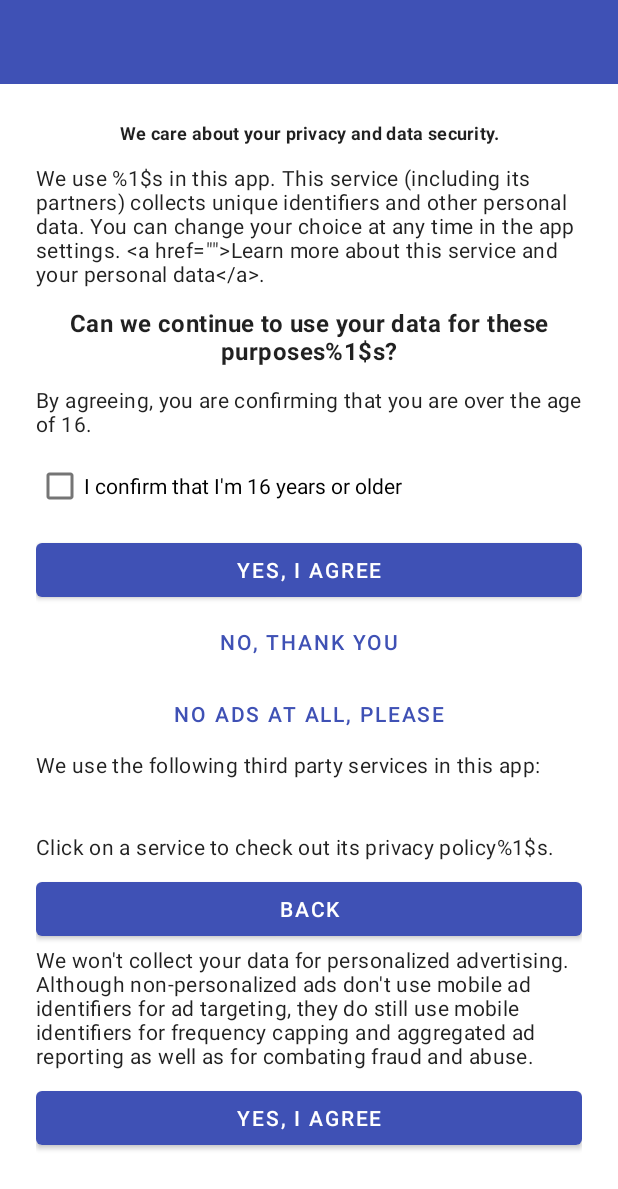
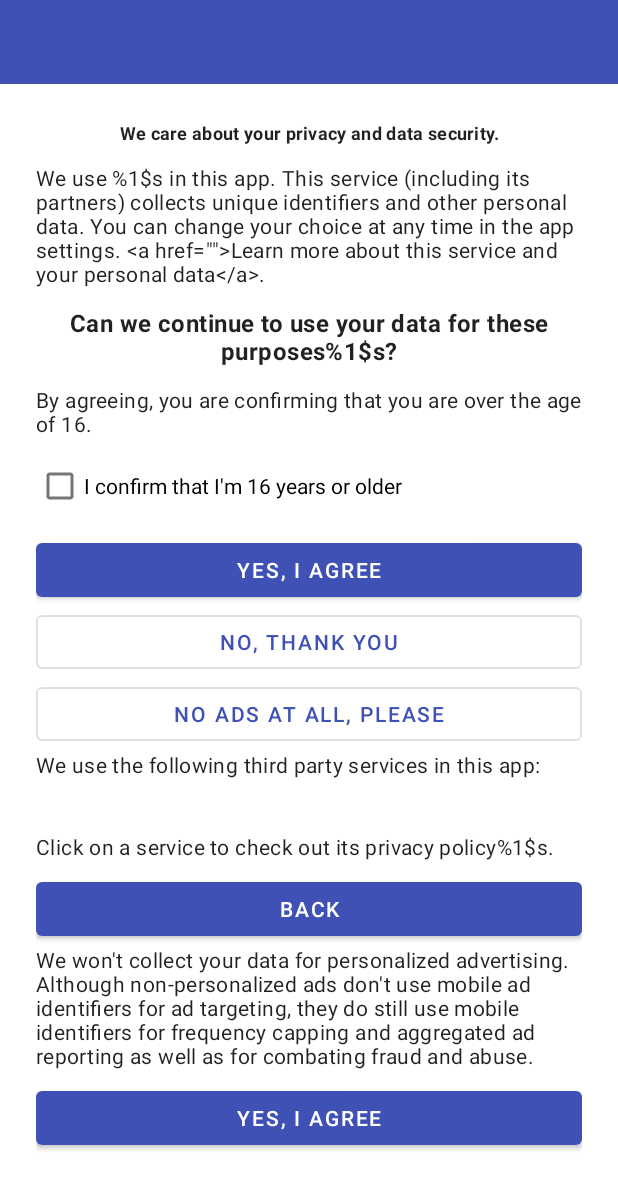
Before and after one commit to MFlisar/GDPRDialog, an Android app: the layout gdpr_dialog.xml on its own in the app's theme, with its tools: preview values and no code run, on a phone screen of 412 x 824 dp. Shown: the top 1189 px of the screen. Run offline under Robolectric (Android 15) with nearby library versions, the phone set to English and light mode, and no system bars.

Commit message:
use MaterialButton explicitly

```diff
--- a/library/src/main/res/layout/gdpr_dialog_bottom.xml
+++ b/library/src/main/res/layout/gdpr_dialog_bottom.xml
@@ -1,23 +1,23 @@
 <?xml version="1.0" encoding="utf-8"?>
 <merge xmlns:android="http://schemas.android.com/apk/res/android">
 
-    <Button
+    <com.google.android.material.button.MaterialButton
         android:id="@+id/btAgree"
         style="@style/Widget.MaterialComponents.Button"
         android:layout_width="match_parent"
         android:layout_height="wrap_content"
         android:text="@string/gdpr_dialog_agree"/>
 
-    <Button
+    <com.google.android.material.button.MaterialButton
         android:id="@+id/btDisagree"
-        style="@style/Widget.MaterialComponents.Button.TextButton"
+        style="@style/Widget.MaterialComponents.Button.OutlinedButton"
         android:layout_width="match_parent"
         android:layout_height="wrap_content"
         android:text="@string/gdpr_dialog_disagree_no_thanks"/>
 
-    <Button
+    <com.google.android.material.button.MaterialButton
         android:id="@+id/btNoConsentAtAll"
-        style="@style/Widget.MaterialComponents.Button.TextButton"
+        style="@style/Widget.MaterialComponents.Button.OutlinedButton"
         android:layout_width="match_parent"
         android:layout_height="wrap_content"
         android:text="@string/gdpr_dialog_disagree_no_ads"/>
```
